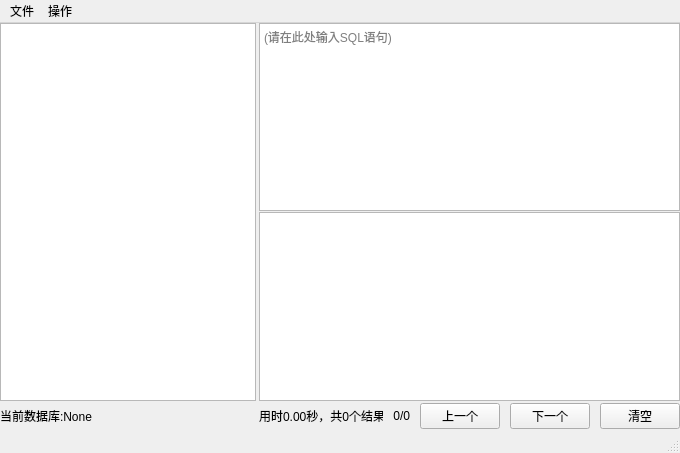
This is PybaseGUI/ui/main_window.ui in rcy17/pybase as Qt 5 draws it before an edit. The edited form follows.
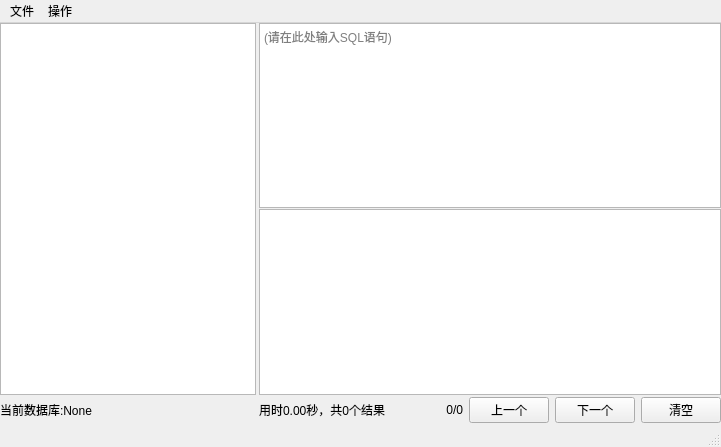
This is the edited form.

What changed in the file:
```diff
--- a/PybaseGUI/ui/main_window.ui
+++ b/PybaseGUI/ui/main_window.ui
@@ -6,8 +6,8 @@
    <rect>
     <x>0</x>
     <y>0</y>
-    <width>680</width>
-    <height>453</height>
+    <width>721</width>
+    <height>447</height>
    </rect>
   </property>
   <property name="sizePolicy">
@@ -110,7 +110,7 @@
     <item row="1" column="1">
      <layout class="QHBoxLayout" name="horizontalLayout">
       <property name="spacing">
-       <number>10</number>
+       <number>6</number>
       </property>
       <item>
        <widget class="QLabel" name="label_result">
@@ -190,7 +190,7 @@
     <rect>
      <x>0</x>
      <y>0</y>
-     <width>680</width>
+     <width>721</width>
      <height>22</height>
     </rect>
    </property>
```
